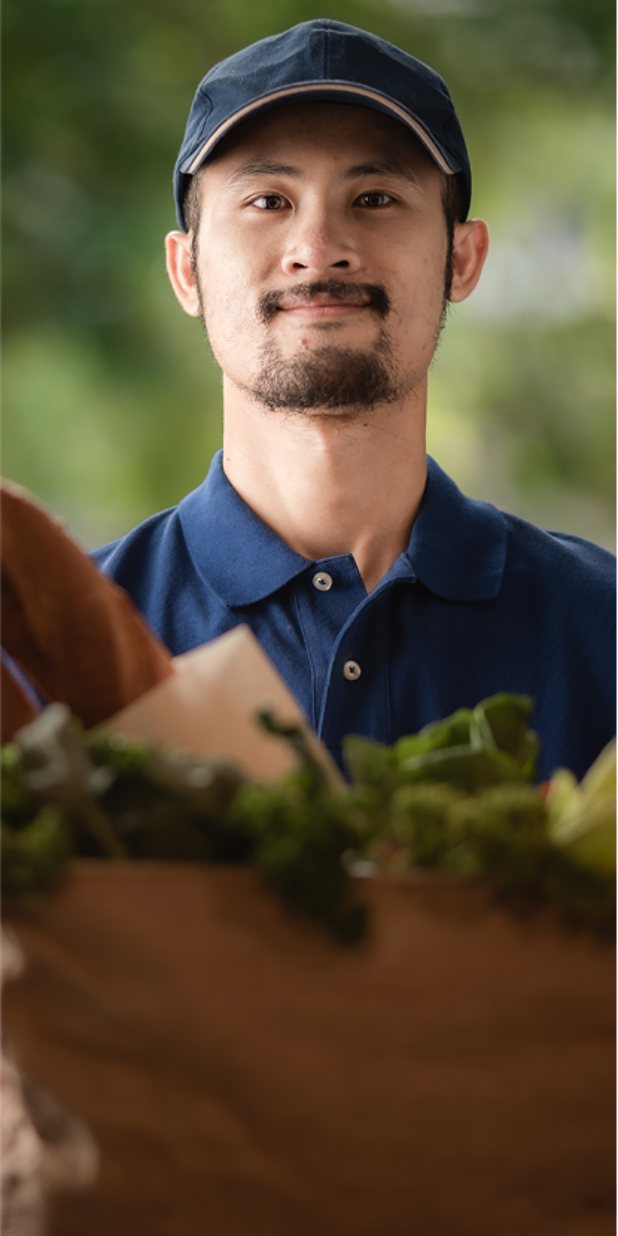
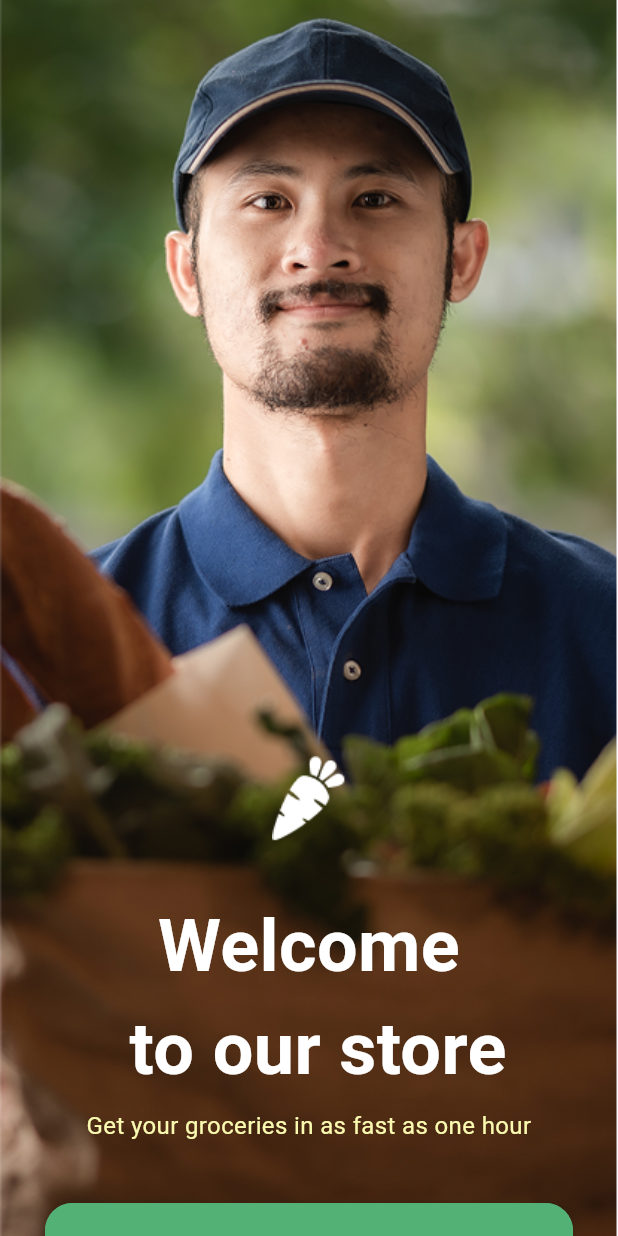
Before and after one commit to Sammie-Timi/GroceryMart, a Flutter app: the WelcomeScreen screen opened directly, on a phone screen of 412 x 824 dp. Run offline on Flutter 3.47's test engine with Material 3 defaults, Android fonts, the phone set to English and light mode, and no system bars; our stand-ins replace google_fonts, shared_preferences; accounts and stored records are empty.

Commit message:
Splash, Registration added

```diff
--- a/lib/Model/category.dart
+++ b/lib/Model/category.dart
@@ -1,5 +1,4 @@
 import 'package:flutter/material.dart';
-import 'package:flutter/widgets.dart';
 
 class Category {
   final String title;
--- a/lib/Model/product.dart
+++ b/lib/Model/product.dart
@@ -21,7 +21,7 @@ class Product {
     image: json['image'],
     price: json['price'].toDouble(),
     category: json['category'],
-    details: json ['detail']
+    details: json ['details']
   );
 
   Map<String, dynamic> toJson() => {
@@ -30,6 +30,6 @@ class Product {
     'image': image,
     'price': price,
     'category': category,
-    'detail' : details
+    'details' : details
   };
 }
--- /dev/null
+++ b/lib/Screens.dart/Registration/welcome.dart
@@ -0,0 +1,69 @@
+import 'package:flutter/material.dart';
+import 'package:google_fonts/google_fonts.dart';
+import 'package:grocerymart/Screens.dart/Registration/signin.dart';
+import 'package:grocerymart/Widgets/custom_button.dart';
+
+class WelcomeScreen extends StatefulWidget {
+  const WelcomeScreen({super.key});
+
+  @override
+  State<WelcomeScreen> createState() => _WelcomeScreenState();
+}
+
+class _WelcomeScreenState extends State<WelcomeScreen> {
+  @override
+  Widget build(BuildContext context) {
+    return Scaffold(
+      body: Stack(
+        children: [
+          Positioned.fill(
+            child: Image.asset('assets/images/wlc.png', fit: BoxFit.cover),
+          ),
+          Positioned.fill(
+            top: 454,
+            child: Container(
+              padding: EdgeInsets.symmetric(horizontal: 30),
+              child: Column(
+                children: [
+                  SizedBox(height: 50),
+                  Image.asset('assets/images/carrot.png', color: Colors.white),
+                  SizedBox(height: 35),
+                  Text(
+                    'Welcome \n to our store',
+                    style: GoogleFonts.roboto(
+                      color: Colors.white,
+                      fontSize: 48,
+                      fontWeight: FontWeight.w600,
+                    ),
+                    textAlign: TextAlign.center,
+                  ),
+                  SizedBox(height: 5),
+                  Text(
+                    'Get your groceries in as fast as one hour',
+                    style: GoogleFonts.roboto(
+                      color: Color(0xFCFCFCB2),
+                      fontSize: 16,
+                      fontWeight: FontWeight.w400,
+                    ),
+                    textAlign: TextAlign.center,
+                  ),
+                   SizedBox(height: 40),
+                  CustomButton(
+                    bgColor: Color(0xFF53B175),
+                    text: 'Get Started',
+                    onTap: () {
+                      Navigator.pushReplacement(
+                        context,
+                        MaterialPageRoute(builder: (_) => SignIn()),
+                      );
+                    },
+                  ),
+                ],
+              ),
+            ),
+          ),
+        ],
+      ),
+    );
+  }
+}
--- a/lib/Screens.dart/welcome.dart
+++ /dev/null
@@ -1,22 +0,0 @@
-import 'package:flutter/material.dart';
-
-class WelcomeScreen extends StatefulWidget {
-  const WelcomeScreen({super.key});
-
-  @override
-  State<WelcomeScreen> createState() => _WelcomeScreenState();
-}
-
-class _WelcomeScreenState extends State<WelcomeScreen> {
-  @override
-  Widget build(BuildContext context) {
-    return Scaffold(
-      body: Stack(
-        children: [
-          Positioned.fill(child: Image.asset('assets/images/wlc.png',fit: BoxFit.cover,)),
-          Positioned.fill(top: 454, child: Container())
-        ],
-      ),
-    );
-  }
-}
--- a/lib/Widgets/custom_button.dart
+++ b/lib/Widgets/custom_button.dart
@@ -0,0 +1,69 @@
+import 'package:flutter/material.dart';
+import 'package:google_fonts/google_fonts.dart';
+
+class CustomButton extends StatelessWidget {
+  final String text;
+  final VoidCallback onTap;
+  final bool isDisabled;
+  final Color bgColor;
+  final Color disabledColor;
+  final Color textColor;
+  final String? image;
+    final double elevation;
+
+  const CustomButton({
+    super.key,
+    required this.text,
+    required this.onTap,
+    this.image,
+    this.isDisabled = false,
+    required this.bgColor,
+    this.disabledColor = const Color(0xFFEAECF0),
+    this.textColor = const Color(0xFFFFFFFF),
+       this.elevation = 5.0,
+  });
+
+  @override
+  Widget build(BuildContext context) {
+    return Material(
+      elevation: isDisabled ? 0 : elevation,
+      color: isDisabled ? disabledColor : bgColor,
+      shape: RoundedRectangleBorder(borderRadius: BorderRadius.circular(18),),
+      child: InkWell(
+        onTap: isDisabled ? null : onTap,
+           borderRadius: BorderRadius.circular(19),
+        child: Container(
+          width: double.infinity,
+          padding: EdgeInsets.symmetric(vertical: 18),
+          decoration: BoxDecoration(
+            color: isDisabled ? disabledColor : bgColor,
+            borderRadius: BorderRadius.circular(19),
+          ),
+          child: Stack(
+            alignment: Alignment.center,
+            children: [
+              if (image != null)
+                Align(
+                  alignment: Alignment.centerLeft,
+                  child: Padding(
+                    padding: const EdgeInsets.only(left: 35),
+                    child: Image.asset(image!, width: 22, height: 24),
+                  ),
+                ),
+
+              // Centered text
+              Text(
+                text,
+                style: GoogleFonts.roboto(
+                  color: isDisabled ? Colors.grey : textColor,
+                  fontSize: 18,
+                  fontWeight: FontWeight.w600,
+                ),
+              ),
+            ],
+          ),
+        ),
+      ),
+    );
+  }
+}
--- a/lib/main.dart
+++ b/lib/main.dart
@@ -1,8 +1,8 @@
 import 'package:flutter/material.dart';
 import 'package:grocerymart/Provider/cart_provider.dart';
 import 'package:grocerymart/Provider/product_provider.dart';
+import 'package:grocerymart/Screens.dart/Registration/splash.dart';
 
-import 'package:grocerymart/Widgets/bottom_navigation.dart';
 import 'package:provider/provider.dart';
 
 void main() {
@@ -25,7 +25,7 @@ class MyApp extends StatelessWidget {
         theme: ThemeData(
           colorScheme: ColorScheme.fromSeed(seedColor: Colors.deepPurple),
         ),
-        home: MainNavigation(),
+        home: Splash(),
       ),
     );
   }
```
Also changed, not shown: lib/Screens.dart/Registration/signin.dart (added, +230 -0 lines), lib/Screens.dart/Registration/splash.dart (added, +35 -0 lines), lib/Screens.dart/Registration/verification.dart (added, +134 -0 lines), assets/icons/f.png (added), assets/icons/flag.png (added), assets/icons/google.png (added), assets/images/Rect.png (added), assets/images/mask.png (added), assets/images/mask2.png (added), assets/images/sp.png (added).
